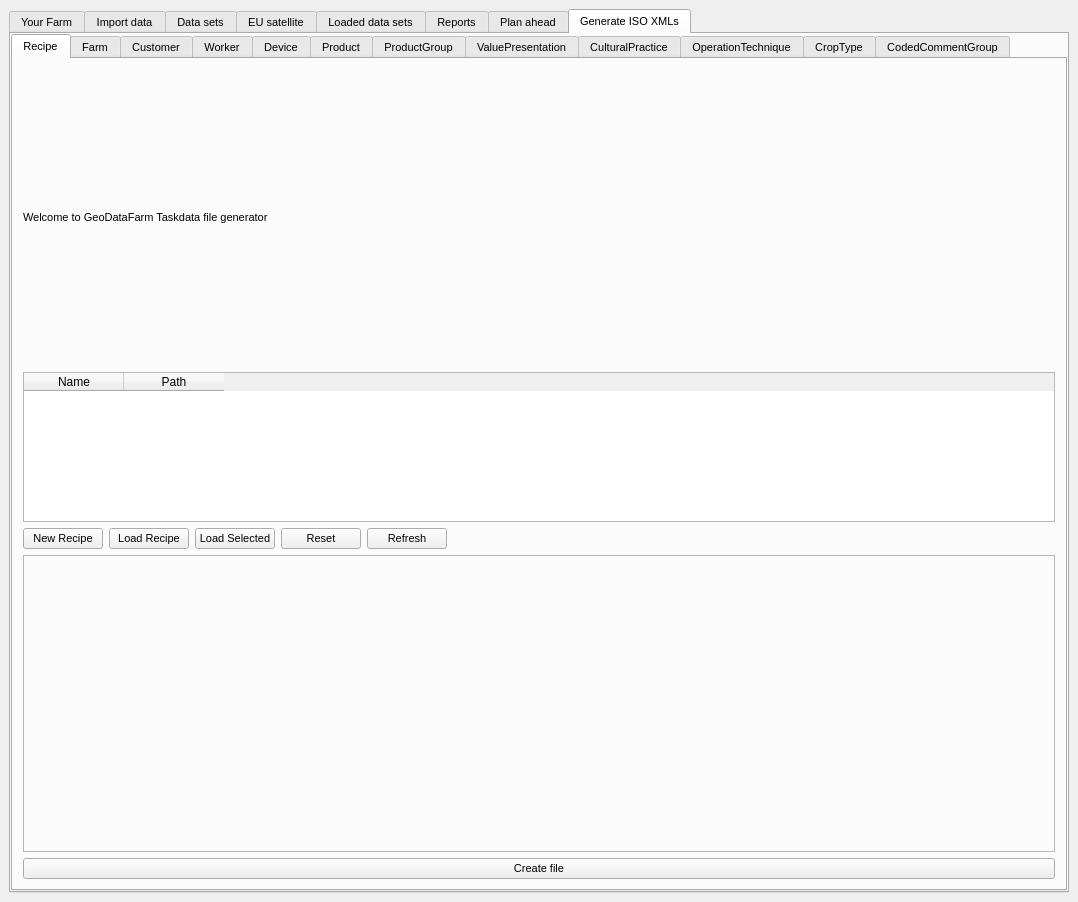
Above: GeoDataFarm_dockwidget_base.ui from axelande/geodatafarm3 before the change. Below: the same form after it.
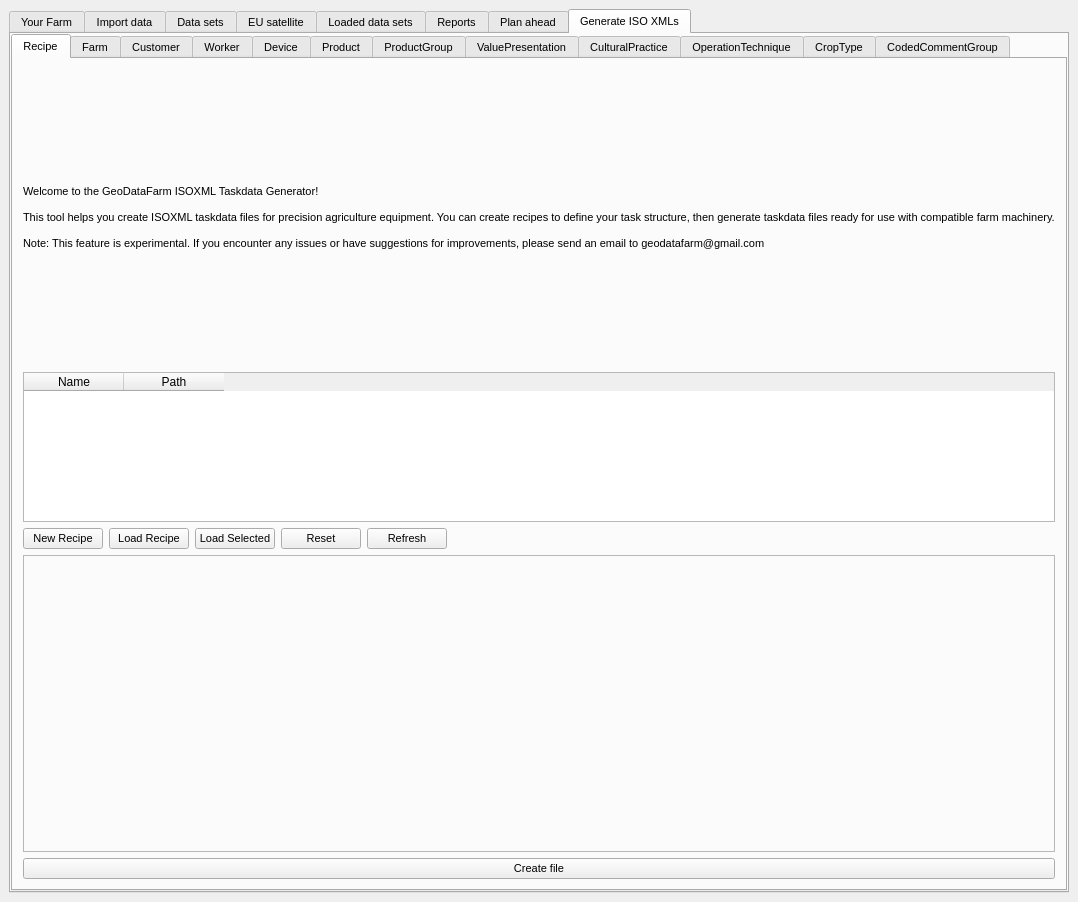
That is the form after the change. The open tabs and pages were chosen to show the change. Custom widgets are drawn as their Qt base class.

Commit message: Major update to fix qt5/qt6 issues

Patch:
```diff
--- a/GeoDataFarm_dockwidget_base.ui
+++ b/GeoDataFarm_dockwidget_base.ui
@@ -3992,7 +3992,14 @@
               <item>
                <widget class="QLabel" name="labelRecipeIntro">
                 <property name="text">
-                 <string>Welcome to GeoDataFarm Taskdata file generator</string>
+                 <string>Welcome to the GeoDataFarm ISOXML Taskdata Generator!
+
+This tool helps you create ISOXML taskdata files for precision agriculture equipment. You can create recipes to define your task structure, then generate taskdata files ready for use with compatible farm machinery.
+
+Note: This feature is experimental. If you encounter any issues or have suggestions for improvements, please send an email to geodatafarm@gmail.com</string>
+                </property>
+                <property name="wordWrap">
+                 <bool>true</bool>
                 </property>
                </widget>
               </item>
```
The commit also changes 24 other files.
